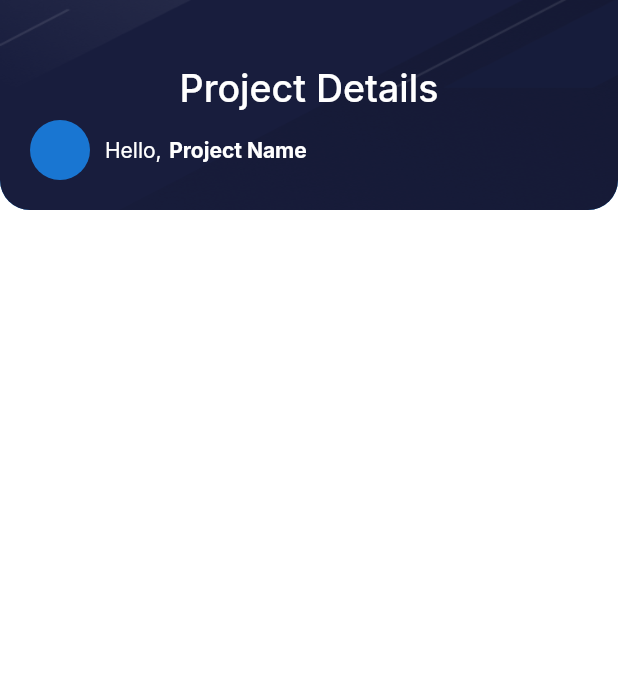
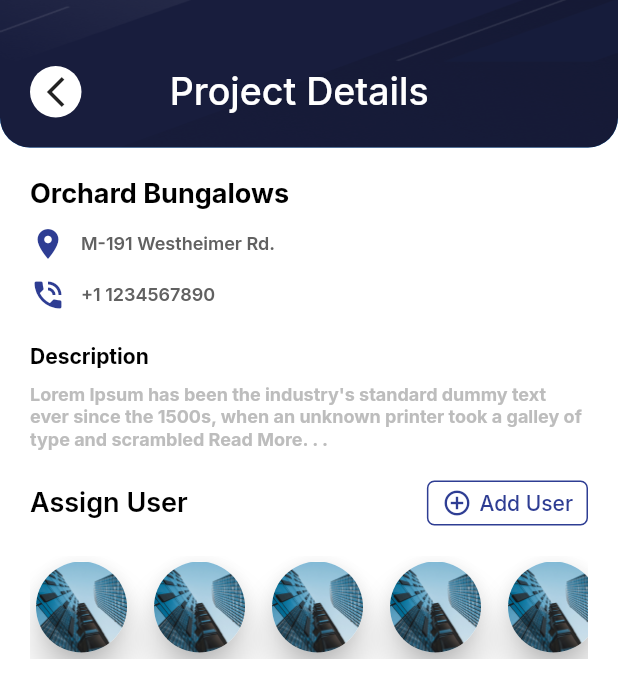
Before and after one commit to meetjanani/colab_ezzyfy_solutions, a Flutter app: the ProjectDetailsPage screen opened by its route, on a phone screen of 412 x 824 dp. Shown: the top 698 px of the screen. Run offline on Flutter 3.47's test engine with Material 2 defaults, Android fonts, the phone set to English and light mode, and no system bars; our stand-ins replace cached_network_image, cloud_firestore, connectivity_plus, dio, dotted_border, equatable and 14 more; accounts and stored records are empty; statements that could not run were skipped.

Commit message:
project detail and add remove user

```diff
--- /dev/null
+++ b/lib/binding/add_user_binding.dart
@@ -0,0 +1,12 @@
+import 'package:colab_ezzyfy_solutions/controller/add_user_controller.dart';
+import 'package:get/get.dart';
+
+
+class AddUserBinding extends Bindings {
+  @override
+  void dependencies() {
+    // TODO: implement dependencies
+    Get.lazyPut(() => AddUserController());
+  }
+
+}
--- /dev/null
+++ b/lib/controller/add_user_controller.dart
@@ -0,0 +1,6 @@
+import 'package:get/get.dart';
+
+
+class AddUserController extends GetxController {
+  static AddUserController get to => Get.find();
+}
--- a/lib/controller/create_project_controller.dart
+++ b/lib/controller/create_project_controller.dart
@@ -50,8 +50,8 @@ class CreateProjectController extends GetxController {
         .checkForDuplicateProject(projectName.text)
         .then((isDuplicate) async {
       if (!isDuplicate) {
-        if(selectedPhoto.value?.firstOrNull != null) {
-          File fileToUpload = File(selectedPhoto.value?.firstOrNull?.path ?? '');
+        if(selectedPhoto.value?.first != null) {
+          File fileToUpload = File(selectedPhoto.value?.first?.path ?? '');
           var projectNameTrim =
           projectName.text.toString().replaceAll(' ', '').trim();
           thumbnailImageUrl = await firebaseStorageController
--- a/lib/route/app_module.dart
+++ b/lib/route/app_module.dart
@@ -1,9 +1,11 @@
 import 'package:colab_ezzyfy_solutions/binding/Auth/login_bindiing.dart';
 import 'package:colab_ezzyfy_solutions/binding/Auth/register_binding.dart';
+import 'package:colab_ezzyfy_solutions/binding/add_user_binding.dart';
 import 'package:colab_ezzyfy_solutions/binding/create_project_binding.dart';
 import 'package:colab_ezzyfy_solutions/binding/splash_binding.dart';
 import 'package:colab_ezzyfy_solutions/ui/pages/Auth/login_page.dart';
 import 'package:colab_ezzyfy_solutions/ui/pages/Auth/register_page.dart';
+import 'package:colab_ezzyfy_solutions/ui/pages/project/add_user_page.dart';
 import 'package:colab_ezzyfy_solutions/ui/pages/project/project_list_page.dart';
 import 'package:colab_ezzyfy_solutions/ui/pages/splashpage.dart';
 import 'package:colab_ezzyfy_solutions/ui/widget/bottom_navigation_bar.dart';
@@ -54,7 +56,11 @@ class AppPage {
     GetPage(
       name: AppRoute.projectDetails,
       page: () => const ProjectDetailsPage(),
-      binding: ProjectDetailsBinding(),
-    ),
+      binding: ProjectDetailsBinding(),),
+
+    GetPage(
+        name: AppRoute.addUser,
+        page: () => const AddUserPage(),
+        binding: AddUserBinding()),
   ];
 }
--- a/lib/route/route.dart
+++ b/lib/route/route.dart
@@ -11,6 +11,7 @@ abstract class AppRoute {
   static const createProject = '/createProject';
   static const projectList = '/projectList';
   static const projectDetails = '/projectDetails';
+  static const addUser = '/addUser';
 
   //More
   static const profile = '/profile';
--- a/lib/ui/pages/project/create_project_page.dart
+++ b/lib/ui/pages/project/create_project_page.dart
@@ -93,9 +93,9 @@ class CreateProjectPage extends GetView<CreateProjectController> {
                           child: Column(
                             children: [
                               if (controller
-                                      .selectedPhoto.value?.firstOrNull?.path !=
+                                      .selectedPhoto.value?.first?.path !=
                                   null)
-                                Image.file(File(controller.selectedPhoto.value?.firstOrNull?.path ??
+                                Image.file(File(controller.selectedPhoto.value?.first?.path ??
                                     ""),
                                 height: 200,
                                 width: Get.width,
--- a/lib/ui/pages/project/project_details_page.dart
+++ b/lib/ui/pages/project/project_details_page.dart
@@ -1,5 +1,7 @@
 import 'package:cached_network_image/cached_network_image.dart';
 import 'package:colab_ezzyfy_solutions/model/create_project_response_model.dart';
+import 'package:colab_ezzyfy_solutions/resource/constant.dart';
+import 'package:colab_ezzyfy_solutions/route/route.dart';
 import 'package:colab_ezzyfy_solutions/ui/pages/project/image_list_grid_row.dart';
 import 'package:colab_ezzyfy_solutions/ui/widget/catched_image_widget.dart';
 import 'package:flutter/material.dart';
@@ -50,39 +52,158 @@ class _ProjectDetailsPageState extends State<ProjectDetailsPage> {
                 SizedBox(
                   height: 44,
                 ),
+                Row(
+                 // mainAxisAlignment: MainAxisAlignment.spaceAround,
+                  children: [
+                    SizedBox(width: 20,),
+                    InkWell(
+                      onTap: (){
+                        Get.back();
+                      },
+                      child: Container(
+                        height: Get.width/12,width: Get.width/12,
+                        decoration: BoxDecoration(
+                          color: Colors.white,
+                          borderRadius: BorderRadius.circular(Get.width/12),
+                        ),
+                        child: Center(
+                          child: Icon(Icons.arrow_back_ios_new),
+                        ),
+                      ),
+                    ),
+                    SizedBox(width: Get.width/7,),
                     text('Project Details', Colors.white, 25, FontWeight.w500),
-                SizedBox(
-                  height: 6,
-                ),
-                Row(
-                  children: [
-                    SizedBox(
-                      width: 20,
-                    ),
-                    CircleAvatar(),
-                    SizedBox(
-                      width: 10,
-                    ),
-                    text('Hello,', Colors.white, 14, FontWeight.normal),
-                    SizedBox(
-                      width: 5,
-                    ),
-                    text('Project Name'.toString(), Colors.white, 14,
-                        FontWeight.bold),
                   ],
                 ),
+
                 SizedBox(
                   height: 20,
                 ),
               ],
             ),
           ),
+
+          Padding(
+            padding: const EdgeInsets.all(20.0),
+            child: Column(
+              crossAxisAlignment: CrossAxisAlignment.start,
+              children: [
+                text('Orchard Bungalows', Colors.black, 18, FontWeight.w700),
                 SizedBox(
-            height: 20,
+                  height: 10,
                 ),
+                Row(
+
+                  children: [
+                    Icon(
+                      Icons.location_on,
+                      color: textVioletColor,
+                    ),
+                    SizedBox(width: 10,),
+                    text(
+                        'M-191 Westheimer Rd.',
+                        Colors.grey.shade700,
+                        12,
+                        FontWeight.w600),
+                  ],
+                ),
+                SizedBox(
+                  height: 10,
+                ),
+                Row(
+
+                  children: [
+                    Icon(
+                      Icons.phone_in_talk,
+                      color: textVioletColor,
+                    ),
+                    SizedBox(width: 10,),
+                    text(
+                        '+1 1234567890',
+                        Colors.grey.shade700,
+                        12,
+                        FontWeight.w600),
+                  ],
+                ),
+                SizedBox(height: 20,),
+                text('Description', Colors.black, 14, FontWeight.w700),
+                SizedBox(height: 10,),
+                text('Lorem Ipsum has been the industry\'s standard dummy text ever since the 1500s, when an unknown printer took a galley of type and scrambled Read More. . .', Colors.grey.shade400, 12, FontWeight.w700),
+                SizedBox(height: 20,),
+                Row(
+                  crossAxisAlignment: CrossAxisAlignment.center,
+                  children: [
+                    text('Assign User', Colors.black, 18, FontWeight.w600),
+                    Spacer(),
+                    InkWell(
+                      onTap: (){
+                        Get.toNamed(AppRoute.addUser);
+                      },
+                      child: Container(
+                        decoration: BoxDecoration(
+                            borderRadius: BorderRadius.circular(5),
+                            border: Border.all(color: textVioletColor),
+                            color: Colors.white),
+                        child: Padding(
+                          padding: const EdgeInsets.all(4.0),
+                          child: Row(
+                            children: [
+                              SizedBox(
+                                width: 5,
+                              ),
+                              Icon(
+                                Icons.add_circle_outline_sharp,
+                                color: textVioletColor,
+                                size: 20,
+                              ),
+                              SizedBox(
+                                width: 5,
+                              ),
+                              text('Add User', textVioletColor, 14,
+                                  FontWeight.w500),
+                              SizedBox(
+                                width: 5,
+                              ),
+
+                            ],
+                          ),
+                        ),
+                      ),
+
+                    )
+                  ],
+                ),
+                SizedBox(height: 20,),
+                Container(
+                  height: Get.width / 6,
+                  child: ListView.builder(
+                      itemCount: 8,
+                      scrollDirection: Axis.horizontal,
+                      itemBuilder: (context, index) {
+                        return Row(
+                          children: [
+                            Card(
+                              elevation: 10,
+                              shape: RoundedRectangleBorder(
+                                  borderRadius: BorderRadius.circular(50)),
+                              child: ClipRRect(
+                                  borderRadius: BorderRadius.circular(50),
+                                  child: Image.asset(ex)),
+                            ),
+                            SizedBox(
+                              width: 10,
+                            ),
+                          ],
+                        );
+                      }),
+                ),
+              ],
+            ),
+          ),
+
           Expanded(
-            child: Obx(
-              () => Padding(
+            child:  Obx( () =>
+               Padding(
                   padding: const EdgeInsets.fromLTRB(20, 0, 20, 0),
                   child: GridView.builder(
                       gridDelegate: const SliverGridDelegateWithMaxCrossAxisExtent(
@@ -100,6 +221,7 @@ class _ProjectDetailsPageState extends State<ProjectDetailsPage> {
                               .projectAttachmentsResponseModel.value[index],
                         );
                       }),
+
               ),
             ),
           ),
```
Also changed, not shown: lib/ui/pages/project/add_user_page.dart (added, +277 -0 lines), pubspec.lock. Lines whose indentation alone changed are shown as unchanged.
